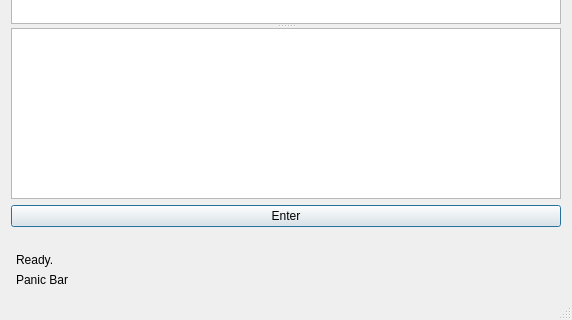
First picture: the form in You-GUI/yougui.ui, repository cs2103aug2014-w10-1c/main, before the edit; both pictures show x 0 to 572 and y 208 to 528 of the 572 by 528 pixel window.
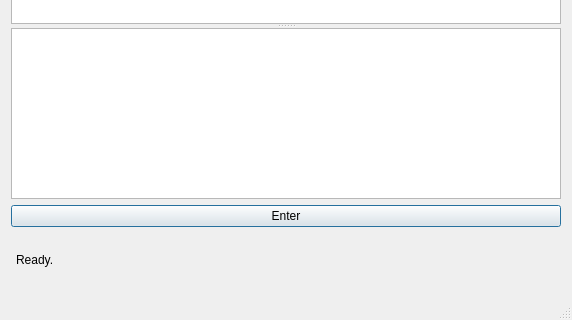
Second picture: the form after the edit. Icons and pictures are not drawn.

Commit message: datastore-exception-handling

```diff
--- a/You-GUI/yougui.ui
+++ b/You-GUI/yougui.ui
@@ -162,7 +162,7 @@
     <item>
      <widget class="QLabel" name="statusTasks">
       <property name="text">
-       <string>Panic Bar</string>
+       <string/>
       </property>
       <property name="margin">
        <number>4</number>
```
The commit also changes 2 other files.
